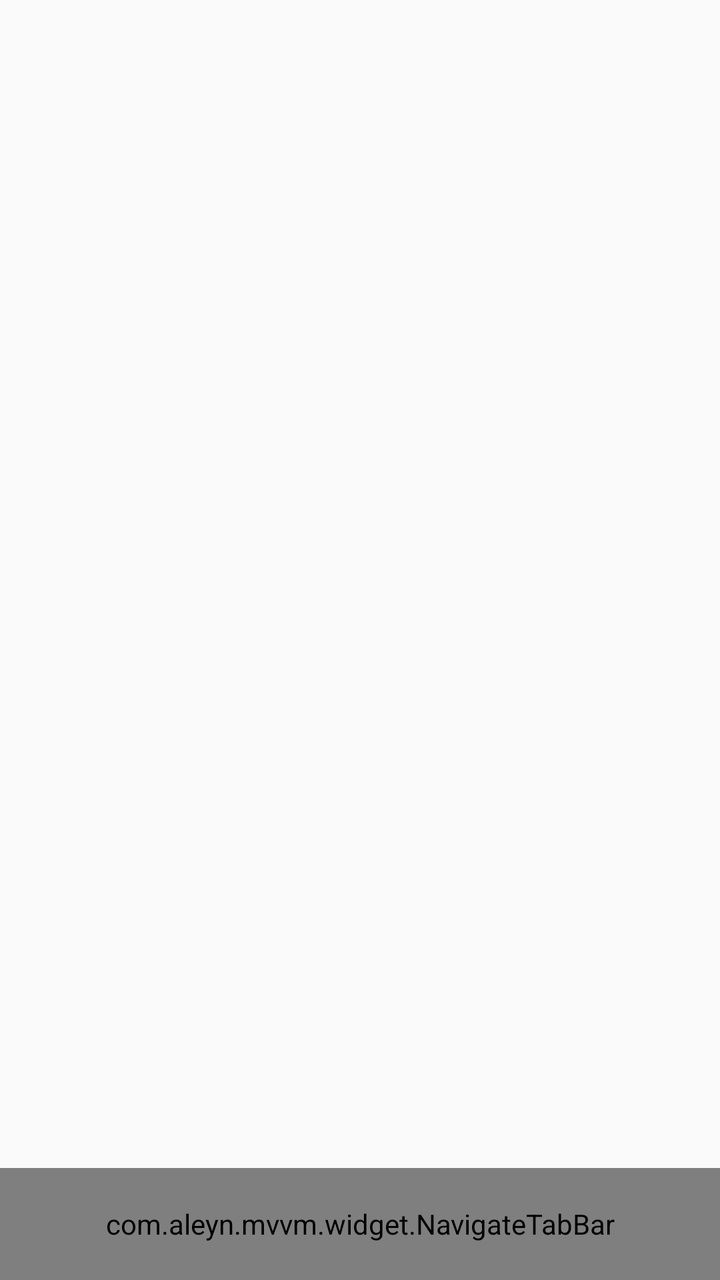
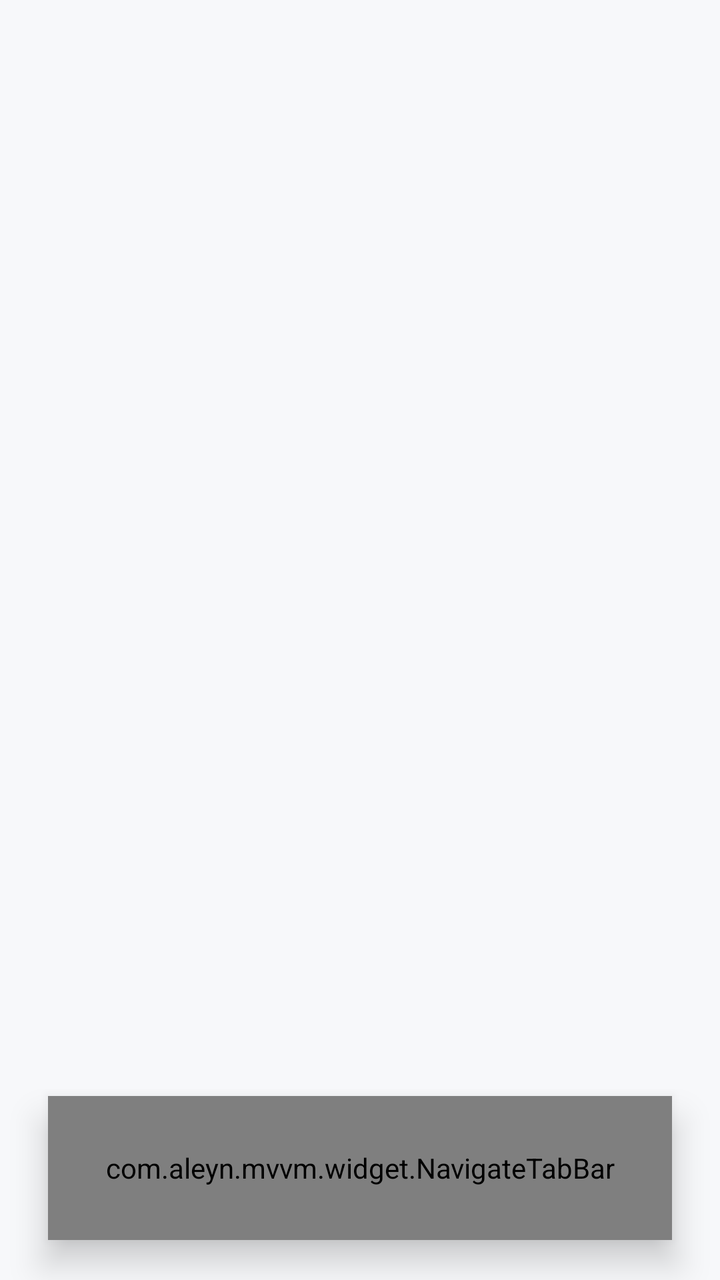

The first picture is an Android layout as it rendered before a commit; the second is the same layout after the commit. The layout source and the unified diff follow.
<!-- AndroidManifest.xml: application theme AppTheme -->
<!-- res/layout/activity_main.xml -->
<?xml version="1.0" encoding="utf-8"?>
<LinearLayout xmlns:android="http://schemas.android.com/apk/res/android"
        xmlns:app="http://schemas.android.com/apk/res-auto"
        android:layout_width="match_parent"
        android:layout_height="match_parent"
        android:fitsSystemWindows="true"
        android:orientation="vertical">

    <FrameLayout
            android:id="@+id/container"
            android:layout_width="match_parent"
            android:layout_height="0dp"
            android:layout_weight="1" />

    <com.aleyn.mvvm.widget.NavigateTabBar
            android:id="@+id/bottom_navigation"
            android:layout_width="match_parent"
            android:layout_height="@dimen/dp_56"
            android:gravity="center_vertical"
            app:containerId="@+id/container" />

</LinearLayout>
<!-- resources referenced by this layout -->
<resources>
  <dimen name="dp_56">56dp</dimen>
  <style name="AppTheme" parent="Theme.AppCompat.Light.NoActionBar">
          
          <item name="colorPrimary">@color/colorPrimary</item>
          <item name="colorPrimaryDark">@color/colorPrimaryDark</item>
          <item name="colorAccent">@color/colorAccent</item>
      </style>
  <color name="colorPrimary">#008577</color>
  <color name="colorPrimaryDark">#00574B</color>
  <color name="colorAccent">#D81B60</color>
</resources>

<!-- the commit's change to res/layout/activity_main.xml (unified diff, before → after) -->
@@ -1,22 +1,30 @@
 <?xml version="1.0" encoding="utf-8"?>
-<LinearLayout xmlns:android="http://schemas.android.com/apk/res/android"
-        xmlns:app="http://schemas.android.com/apk/res-auto"
+<FrameLayout xmlns:android="http://schemas.android.com/apk/res/android"
+    xmlns:app="http://schemas.android.com/apk/res-auto"
+    android:layout_width="match_parent"
+    android:layout_height="match_parent"
+    android:background="@color/color_f7f8fa"
+    android:fitsSystemWindows="true">
+
+    <FrameLayout
+        android:id="@+id/container"
         android:layout_width="match_parent"
         android:layout_height="match_parent"
-        android:fitsSystemWindows="true"
-        android:orientation="vertical">
-
-    <FrameLayout
-            android:id="@+id/container"
-            android:layout_width="match_parent"
-            android:layout_height="0dp"
-            android:layout_weight="1" />
+        android:paddingBottom="100dp" />
 
     <com.aleyn.mvvm.widget.NavigateTabBar
-            android:id="@+id/bottom_navigation"
-            android:layout_width="match_parent"
-            android:layout_height="@dimen/dp_56"
-            android:gravity="center_vertical"
-            app:containerId="@+id/container" />
+        android:id="@+id/bottom_navigation"
+        android:layout_width="match_parent"
+        android:layout_height="72dp"
+        android:layout_gravity="bottom"
+        android:layout_marginStart="24dp"
+        android:layout_marginEnd="24dp"
+        android:layout_marginBottom="20dp"
+        android:background="@drawable/bg_home_bottom_navigation"
+        android:elevation="10dp"
+        android:gravity="center_vertical"
+        app:containerId="@id/container"
+        app:navigateTabSelectedTextColor="@color/color_004098"
+        app:navigateTabTextColor="@color/color_454558" />
 
-</LinearLayout>
+</FrameLayout>
<!-- resource entries referenced after the edit -->
@@ -1,14 +1,23 @@
 <!-- resources referenced by this layout -->
 <resources>
-  <dimen name="dp_56">56dp</dimen>
+  <color name="color_004098">#004098</color>
+  <color name="color_454558">#454558</color>
+  <color name="color_f7f8fa">#F7F8FA</color>
+  <!-- drawable bg_home_bottom_navigation (drawable) -->
+  <shape xmlns:android="http://schemas.android.com/apk/res/android"
+          android:shape="rectangle">
+      <solid android:color="@color/color_ffffff" />
+      <corners android:radius="36dp" />
+  </shape>
   <style name="AppTheme" parent="Theme.AppCompat.Light.NoActionBar">
           
-          <item name="colorPrimary">@color/colorPrimary</item>
-          <item name="colorPrimaryDark">@color/colorPrimaryDark</item>
-          <item name="colorAccent">@color/colorAccent</item>
+          <item name="colorPrimary">@color/color_008577</item>
+          <item name="colorPrimaryDark">@color/color_00574b</item>
+          <item name="colorAccent">@color/color_d81b60</item>
       </style>
-  <color name="colorPrimary">#008577</color>
-  <color name="colorPrimaryDark">#00574B</color>
-  <color name="colorAccent">#D81B60</color>
+  <color name="color_ffffff">#FFFFFF</color>
+  <color name="color_008577">#008577</color>
+  <color name="color_00574b">#00574B</color>
+  <color name="color_d81b60">#D81B60</color>
 </resources>
 
